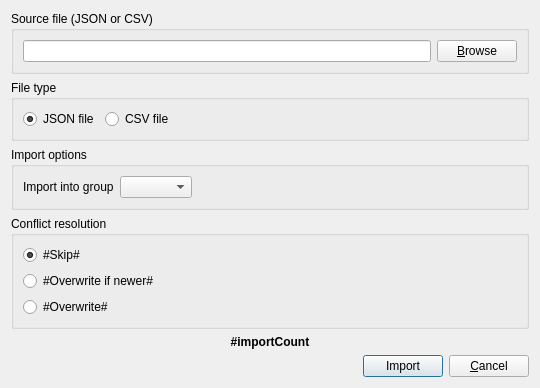
Old version of the form Beeftext/Combo/ComboImportDialog.ui in the repository xmichelo/Beeftext.
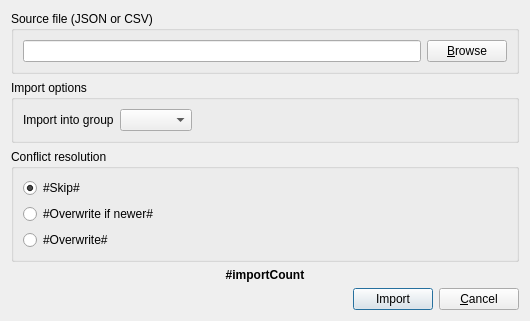
New version of the form. Custom widgets are drawn as their Qt base class.

Commit message: Implemented CSV import/export. Fixes #104.

Patch:
```diff
--- a/Beeftext/Combo/ComboImportDialog.ui
+++ b/Beeftext/Combo/ComboImportDialog.ui
@@ -7,7 +7,7 @@
     <x>0</x>
     <y>0</y>
     <width>521</width>
-    <height>347</height>
+    <height>291</height>
    </rect>
   </property>
   <property name="acceptDrops">
@@ -49,45 +49,6 @@
      </layout>
     </widget>
    </item>
-   <item>
-    <widget class="QGroupBox" name="groupBoxFileType">
-     <property name="title">
-      <string>File type</string>
-     </property>
-     <layout class="QHBoxLayout" name="horizontalLayout_4">
-      <item>
-       <widget class="QRadioButton" name="radioJson">
-        <property name="text">
-         <string>JSON file</string>
-        </property>
-        <property name="checked">
-         <bool>true</bool>
-        </property>
-       </widget>
-      </item>
-      <item>
-       <widget class="QRadioButton" name="radioCsv">
-        <property name="text">
-         <string>CSV file</string>
-        </property>
-       </widget>
-      </item>
-      <item>
-       <spacer name="horizontalSpacer_3">
-        <property name="orientation">
-         <enum>Qt::Horizontal</enum>
-        </property>
-        <property name="sizeHint" stdset="0">
-         <size>
-          <width>343</width>
-          <height>1</height>
-         </size>
-        </property>
-       </spacer>
-      </item>
-     </layout>
-    </widget>
-   </item>
    <item>
     <widget class="QGroupBox" name="groupBoxOptions">
      <property name="title">
```
Left out of the diff: 24 changed lines with no effect on the pictures. The commit also changes 5 other files.
